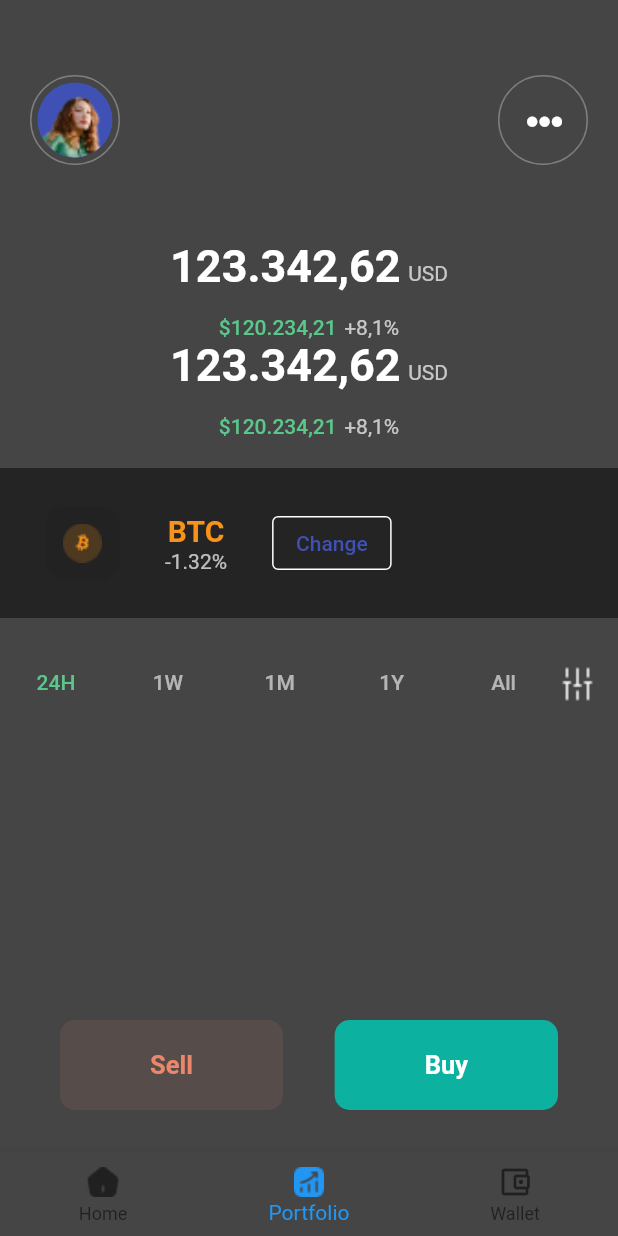
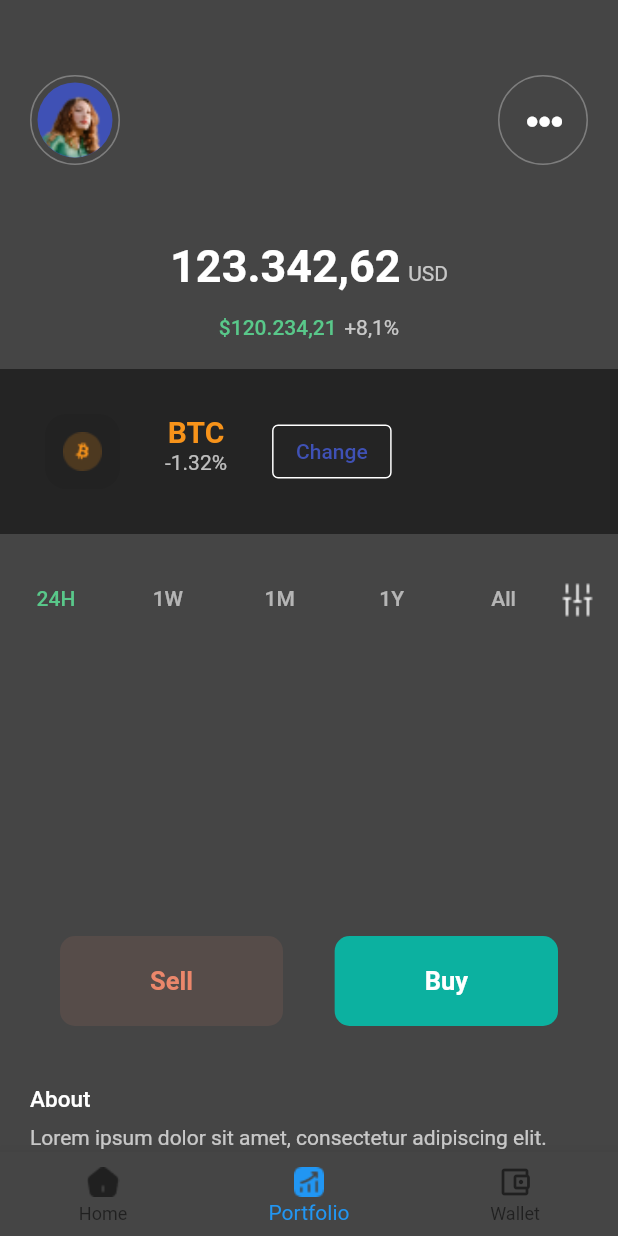
Before and after one commit to JideijeEmeka/varens_mobile, a Flutter app: the screen it shows after launch, item 2 of the bottom bar chosen, on a phone screen of 412 x 824 dp. Run offline on Flutter 3.47's test engine with Material 2 defaults, Android fonts, the phone set to English and light mode, and no system bars; our stand-ins replace font_awesome_flutter; missing offline and left inert: k_chart.

Commit message:
Remove unused code

```diff
--- a/lib/views/chart_details.dart
+++ b/lib/views/chart_details.dart
@@ -1,9 +1,5 @@
-import 'dart:ui';
-
 import 'package:flutter/material.dart';
 import 'package:varens_app_test/helpers/app_colors.dart';
-import 'package:varens_app_test/widgets/btc_section.dart';
-import 'package:varens_app_test/widgets/buy_and_sell_widgets.dart';
 
 class ChartDetails extends StatefulWidget {
   const ChartDetails({Key? key}) : super(key: key);
@@ -55,11 +51,11 @@ class _ChartDetailsState extends State<ChartDetails> {
               ],
             ),
             Container(
-              margin: EdgeInsets.symmetric(horizontal: 20),
+              margin: const EdgeInsets.symmetric(horizontal: 20),
               height: 250,
-              child: TabBarView(physics: ScrollPhysics(), children: [
+              child: const TabBarView(physics: ScrollPhysics(), children: [
                 Text(
-                  "ego",
+                  "pig",
                   style: TextStyle(color: Colors.white),
                 ),
                 Text("car"),
--- a/lib/views/home.dart
+++ b/lib/views/home.dart
@@ -1,14 +1,10 @@
 import 'package:flutter/material.dart';
-import 'package:font_awesome_flutter/font_awesome_flutter.dart';
 import 'package:varens_app_test/helpers/app_colors.dart';
 import 'package:varens_app_test/helpers/app_text_styles.dart';
-import 'package:varens_app_test/helpers/constants.dart';
-import 'package:varens_app_test/views/chart.dart';
 import 'package:varens_app_test/views/chart_details.dart';
 import 'package:varens_app_test/views/navigation_bar.dart';
 import 'package:varens_app_test/widgets/btc_section.dart';
 import 'package:varens_app_test/widgets/buy_and_sell_widgets.dart';
-import 'package:varens_app_test/widgets/chart_bars.dart';
 import 'package:varens_app_test/widgets/market_stats.dart';
 
 class HomeView extends StatefulWidget {
@@ -30,7 +26,7 @@ class _HomeViewState extends State<HomeView> {
             children: [
               const NavBar(),
               btcSections(),
-              ChartDetails(),
+              const ChartDetails(),
               Padding(
                 padding: const EdgeInsets.only(top: 20),
                 child: buySellBtn(),
--- a/lib/views/portfolio.dart
+++ b/lib/views/portfolio.dart
@@ -73,41 +73,6 @@ class _PortfolioState extends State<Portfolio> {
                       )
                     ],
                   ),
-                ),
-                Padding(
-                  padding: const EdgeInsets.only(bottom: 15),
-                  child: Row(
-                    mainAxisAlignment: MainAxisAlignment.center,
-                    children: [
-                      Text(
-                        "123.342,62",
-                        style: AppTextStyles.dashBoardFont20,
-                      ),
-                      Padding(
-                        padding: const EdgeInsets.only(top: 10, left: 5),
-                        child: Text(
-                          "USD",
-                          style: AppTextStyles.usdFont14,
-                        ),
-                      ),
-                    ],
-                  ),
-                ),
-                Row(
-                  mainAxisAlignment: MainAxisAlignment.center,
-                  children: [
-                    Text(
-                      "\$120.234,21",
-                      style: AppTextStyles.priceFont14,
-                    ),
-                    Padding(
-                      padding: const EdgeInsets.only(left: 5),
-                      child: Text(
-                        "+8,1%",
-                        style: AppTextStyles.usdFont14,
-                      ),
-                    ),
-                  ],
                 ),
                 btcSections(),
                 Row(
--- a/lib/widgets/btc_section.dart
+++ b/lib/widgets/btc_section.dart
@@ -41,7 +41,7 @@ Widget btcSections() {
         ],
       ),
       Container(
-        height: 100,
+        height: 110,
         width: double.infinity,
         margin: const EdgeInsets.symmetric(vertical: 20),
         color: AppColors.btcBgColor,
--- a/lib/widgets/nav_bar.dart
+++ b/lib/widgets/nav_bar.dart
@@ -1,14 +1,8 @@
 import 'package:flutter/material.dart';
-import 'package:font_awesome_flutter/font_awesome_flutter.dart';
 import 'package:varens_app_test/helpers/app_colors.dart';
-import 'package:varens_app_test/helpers/app_text_styles.dart';
-import 'package:varens_app_test/helpers/constants.dart';
 import 'package:varens_app_test/views/home.dart';
 import 'package:varens_app_test/views/portfolio.dart';
 import 'package:varens_app_test/views/wallet.dart';
-import 'package:varens_app_test/widgets/btc_section.dart';
-import 'package:varens_app_test/widgets/buy_and_sell_widgets.dart';
-import 'package:varens_app_test/widgets/market_stats.dart';
 
 class TradingView extends StatefulWidget {
   const TradingView({Key? key}) : super(key: key);
```
